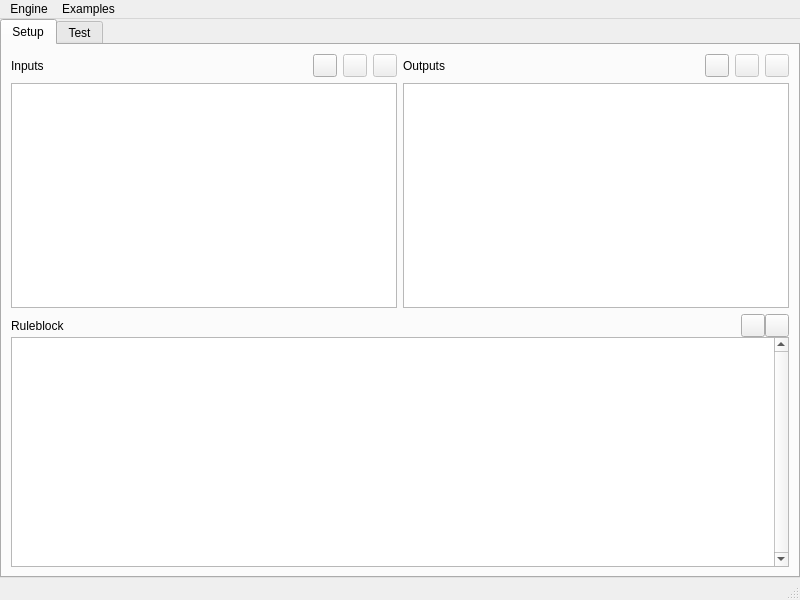
The window that qtfuzzylite/ui/Window.ui (fuzzylite/fuzzylite) describes before a commit, drawn with Qt 5.
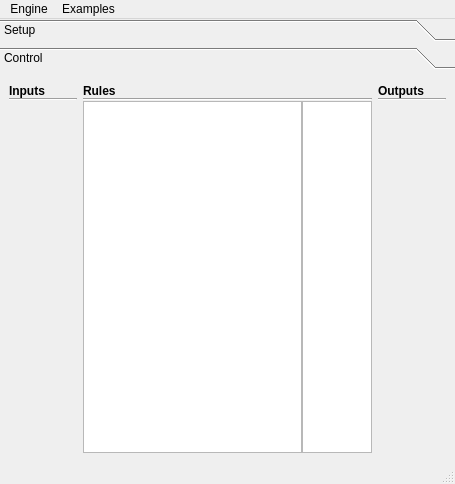
The same window after the commit. The open tabs and pages were chosen to show the change. Icons and pictures are not drawn.

Patch:
```diff
--- a/qtfuzzylite/ui/Window.ui
+++ b/qtfuzzylite/ui/Window.ui
@@ -6,8 +6,8 @@
    <rect>
     <x>0</x>
     <y>0</y>
-    <width>800</width>
-    <height>600</height>
+    <width>455</width>
+    <height>484</height>
    </rect>
   </property>
   <property name="sizePolicy">
@@ -37,21 +37,35 @@
      <number>0</number>
     </property>
     <item>
-     <widget class="QTabWidget" name="tab_container">
-      <property name="currentIndex">
-       <number>0</number>
-      </property>
-      <widget class="QWidget" name="tab_setup">
-       <attribute name="title">
+     <widget class="QToolBox" name="tab_container">
+      <widget class="QWidget" name="tab_containerPage1">
+       <property name="geometry">
+        <rect>
+         <x>0</x>
+         <y>0</y>
+         <width>455</width>
+         <height>375</height>
+        </rect>
+       </property>
+       <attribute name="label">
         <string>Setup</string>
        </attribute>
        <layout class="QVBoxLayout" name="verticalLayout_6">
         <item>
          <layout class="QVBoxLayout" name="verticalLayout_4">
+          <property name="spacing">
+           <number>3</number>
+          </property>
           <item>
            <layout class="QHBoxLayout" name="horizontalLayout">
+            <property name="spacing">
+             <number>3</number>
+            </property>
             <item>
              <layout class="QVBoxLayout" name="verticalLayout_2">
+              <property name="spacing">
+               <number>0</number>
+              </property>
               <item>
                <layout class="QHBoxLayout" name="horizontalLayout_2">
                 <item>
@@ -125,6 +139,9 @@
             </item>
             <item>
              <layout class="QVBoxLayout" name="verticalLayout_3">
+              <property name="spacing">
+               <number>0</number>
+              </property>
               <item>
                <layout class="QHBoxLayout" name="horizontalLayout_3">
                 <item>
@@ -205,6 +222,9 @@
             </property>
             <item>
              <layout class="QVBoxLayout" name="verticalLayout_10">
+              <property name="spacing">
+               <number>0</number>
+              </property>
               <property name="topMargin">
                <number>0</number>
               </property>
@@ -292,38 +312,56 @@
         </item>
        </layout>
       </widget>
-      <widget class="QWidget" name="tab_test">
-       <attribute name="title">
-        <string>Test</string>
+      <widget class="QWidget" name="tab_containerPage2">
+       <property name="geometry">
+        <rect>
+         <x>0</x>
+         <y>0</y>
+         <width>455</width>
+         <height>375</height>
+        </rect>
+       </property>
+       <attribute name="label">
+        <string>Control</string>
        </attribute>
        <layout class="QVBoxLayout" name="verticalLayout_5">
         <item>
          <layout class="QHBoxLayout" name="horizontalLayout_5">
           <item>
-           <widget class="QGroupBox" name="grx_test_inputs_outer_container">
-            <property name="title">
+           <layout class="QVBoxLayout" name="verticalLayout_16">
+            <property name="spacing">
+             <number>0</number>
+            </property>
+            <property name="leftMargin">
+             <number>0</number>
+            </property>
+            <item>
+             <widget class="QLabel" name="label_2">
+              <property name="font">
+               <font>
+                <weight>75</weight>
+                <bold>true</bold>
+               </font>
+              </property>
+              <property name="text">
              <string>Inputs</string>
             </property>
-            <property name="alignment">
-             <set>Qt::AlignCenter</set>
-            </property>
-            <property name="flat">
-             <bool>true</bool>
-            </property>
+             </widget>
+            </item>
+            <item>
+             <widget class="Line" name="line_4">
+              <property name="orientation">
+               <enum>Qt::Horizontal</enum>
+              </property>
+             </widget>
+            </item>
+            <item>
+             <widget class="QFrame" name="grx_test_inputs_outer_container">
             <layout class="QVBoxLayout" name="verticalLayout_9">
              <property name="spacing">
               <number>0</number>
              </property>
-             <property name="leftMargin">
-              <number>0</number>
-             </property>
-             <property name="topMargin">
-              <number>8</number>
-             </property>
-             <property name="rightMargin">
-              <number>0</number>
-             </property>
-             <property name="bottomMargin">
+               <property name="margin">
               <number>0</number>
              </property>
              <item>
@@ -345,8 +383,8 @@
                  <rect>
                   <x>0</x>
                   <y>0</y>
-                  <width>207</width>
-                  <height>474</height>
+                    <width>76</width>
+                    <height>333</height>
                  </rect>
                 </property>
                 <layout class="QVBoxLayout" name="verticalLayout_11">
@@ -357,14 +395,11 @@
                   <number>0</number>
                  </property>
                  <item>
-                  <widget class="QGroupBox" name="grx_test_inputs">
-                   <property name="title">
-                    <string/>
-                   </property>
-                   <property name="alignment">
-                    <set>Qt::AlignLeading|Qt::AlignLeft|Qt::AlignVCenter</set>
-                   </property>
+                    <widget class="QFrame" name="grx_test_inputs">
                    <layout class="QVBoxLayout" name="verticalLayout_8">
+                      <property name="spacing">
+                       <number>0</number>
+                      </property>
                     <property name="margin">
                      <number>0</number>
                     </property>
@@ -391,31 +426,46 @@
             </layout>
            </widget>
           </item>
+           </layout>
+          </item>
           <item>
-           <widget class="QGroupBox" name="grx_test_rules">
-            <property name="title">
+           <layout class="QVBoxLayout" name="verticalLayout_17">
+            <property name="spacing">
+             <number>0</number>
+            </property>
+            <property name="topMargin">
+             <number>0</number>
+            </property>
+            <property name="rightMargin">
+             <number>0</number>
+            </property>
+            <item>
+             <widget class="QLabel" name="label_3">
+              <property name="font">
+               <font>
+                <weight>75</weight>
+                <bold>true</bold>
+               </font>
+              </property>
+              <property name="text">
              <string>Rules</string>
             </property>
-            <property name="alignment">
-             <set>Qt::AlignCenter</set>
-            </property>
-            <property name="flat">
-             <bool>true</bool>
-            </property>
+             </widget>
+            </item>
+            <item>
+             <widget class="Line" name="line_3">
+              <property name="orientation">
+               <enum>Qt::Horizontal</enum>
+              </property>
+             </widget>
+            </item>
+            <item>
+             <widget class="QFrame" name="grx_test_rules">
             <layout class="QHBoxLayout" name="horizontalLayout_6">
              <property name="spacing">
               <number>0</number>
              </property>
-             <property name="leftMargin">
-              <number>0</number>
-             </property>
-             <property name="topMargin">
-              <number>8</number>
-             </property>
-             <property name="rightMargin">
-              <number>0</number>
-             </property>
-             <property name="bottomMargin">
+               <property name="margin">
               <number>0</number>
              </property>
              <item>
@@ -471,30 +521,55 @@
            </widget>
           </item>
           <item>
-           <widget class="QGroupBox" name="grx_test_outputs_outer_container">
-            <property name="title">
+             <layout class="QHBoxLayout" name="horizontalLayout_8">
+              <property name="spacing">
+               <number>3</number>
+              </property>
+              <property name="rightMargin">
+               <number>0</number>
+              </property>
+             </layout>
+            </item>
+           </layout>
+          </item>
+          <item>
+           <layout class="QVBoxLayout" name="verticalLayout_18">
+            <property name="spacing">
+             <number>0</number>
+            </property>
+            <property name="topMargin">
+             <number>0</number>
+            </property>
+            <property name="rightMargin">
+             <number>0</number>
+            </property>
+            <item>
+             <widget class="QLabel" name="label_4">
+              <property name="font">
+               <font>
+                <weight>75</weight>
+                <bold>true</bold>
+               </font>
+              </property>
+              <property name="text">
              <string>Outputs</string>
             </property>
-            <property name="alignment">
-             <set>Qt::AlignCenter</set>
-            </property>
-            <property name="flat">
-             <bool>true</bool>
-            </property>
+             </widget>
+            </item>
+            <item>
+             <widget class="Line" name="line_5">
+              <property name="orientation">
+               <enum>Qt::Horizontal</enum>
+              </property>
+             </widget>
+            </item>
+            <item>
+             <widget class="QFrame" name="grx_test_outputs_outer_container">
             <layout class="QVBoxLayout" name="verticalLayout_12">
              <property name="spacing">
               <number>0</number>
              </property>
-             <property name="leftMargin">
-              <number>0</number>
-             </property>
-             <property name="topMargin">
-              <number>8</number>
-             </property>
-             <property name="rightMargin">
-              <number>0</number>
-             </property>
-             <property name="bottomMargin">
+               <property name="margin">
               <number>0</number>
              </property>
              <item>
@@ -519,8 +594,8 @@
                  <rect>
                   <x>0</x>
                   <y>0</y>
-                  <width>207</width>
-                  <height>474</height>
+                    <width>76</width>
+                    <height>333</height>
                  </rect>
                 </property>
                 <layout class="QVBoxLayout" name="verticalLayout_13">
@@ -531,13 +606,7 @@
                   <number>0</number>
                  </property>
                  <item>
-                  <widget class="QGroupBox" name="grx_test_outputs">
-                   <property name="title">
-                    <string/>
-                   </property>
-                   <property name="alignment">
-                    <set>Qt::AlignLeading|Qt::AlignLeft|Qt::AlignVCenter</set>
-                   </property>
+                    <widget class="QFrame" name="grx_test_outputs">
                    <layout class="QVBoxLayout" name="verticalLayout_15">
                     <property name="margin">
                      <number>0</number>
@@ -568,6 +637,8 @@
          </layout>
         </item>
        </layout>
+        </item>
+       </layout>
       </widget>
      </widget>
     </item>
@@ -579,7 +650,7 @@
     <rect>
      <x>0</x>
      <y>0</y>
-     <width>800</width>
+     <width>455</width>
      <height>25</height>
     </rect>
    </property>
```
Left out of the diff: 20 changed lines with no effect on the pictures. Lines whose indentation alone changed are shown as unchanged.
